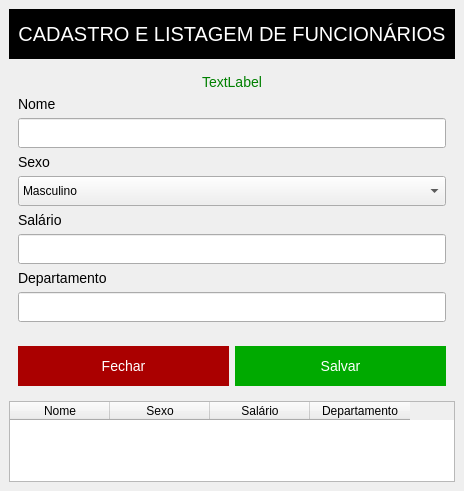
The window that main.ui (oseniasjunior/vendas_pyqt5) describes before a commit, drawn with Qt 5.
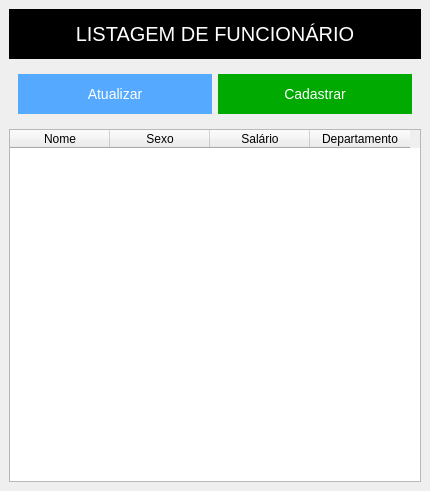
The same window after the commit.

Commit message: Tela com dialog

Patch:
```diff
--- a/main.ui
+++ b/main.ui
@@ -27,14 +27,14 @@
 	font-size: 14px;
 }
 
-QPushButton#btn_salvar {	
+QPushButton#btn_cadastrar {	
 	background-color: rgb(0, 170, 0);
 	color: rgb(255, 255, 255);
     border: none;
 }
 
-QPushButton#btn_fechar {	
-	background-color: rgb(170, 0, 0);
+QPushButton#btn_pesquisar {	
+	background-color: rgb(85, 170, 255);
 	color: rgb(255, 255, 255);
     border: none;
 }
@@ -60,7 +60,7 @@
        <item>
         <widget class="QLabel" name="lbl_titulo">
          <property name="text">
-          <string>CADASTRO E LISTAGEM DE FUNCIONÁRIOS</string>
+          <string>LISTAGEM DE FUNCIONÁRIO</string>
          </property>
          <property name="alignment">
           <set>Qt::AlignCenter</set>
@@ -70,132 +70,11 @@
       </layout>
      </widget>
     </item>
-    <item>
-     <widget class="QWidget" name="componentes" native="true">
-      <layout class="QVBoxLayout" name="verticalLayout_2">
-       <item>
-        <widget class="QLabel" name="lbl_mensagem">
-         <property name="styleSheet">
-          <string notr="true">color: green;</string>
-         </property>
-         <property name="text">
-          <string>TextLabel</string>
-         </property>
-         <property name="alignment">
-          <set>Qt::AlignCenter</set>
-         </property>
-        </widget>
-       </item>
-       <item>
-        <widget class="QLabel" name="label">
-         <property name="text">
-          <string>Nome</string>
-         </property>
-        </widget>
-       </item>
-       <item>
-        <widget class="QLineEdit" name="edt_nome">
-         <property name="minimumSize">
-          <size>
-           <width>0</width>
-           <height>30</height>
-          </size>
-         </property>
-         <property name="maximumSize">
-          <size>
-           <width>16777215</width>
-           <height>30</height>
-          </size>
-         </property>
-        </widget>
-       </item>
-       <item>
-        <widget class="QLabel" name="label_4">
-         <property name="text">
-          <string>Sexo</string>
-         </property>
-        </widget>
-       </item>
-       <item>
-        <widget class="QComboBox" name="cmb_sexo">
-         <property name="minimumSize">
-          <size>
-           <width>0</width>
-           <height>30</height>
-          </size>
-         </property>
-         <property name="maximumSize">
-          <size>
-           <width>16777215</width>
-           <height>30</height>
-          </size>
-         </property>
-         <item>
-          <property name="text">
-           <string>Masculino</string>
-          </property>
-         </item>
-         <item>
-          <property name="text">
-           <string>Feminino</string>
-          </property>
-         </item>
-        </widget>
-       </item>
-       <item>
-        <widget class="QLabel" name="label_2">
-         <property name="text">
-          <string>Salário</string>
-         </property>
-        </widget>
-       </item>
-       <item>
-        <widget class="QLineEdit" name="edt_salario">
-         <property name="minimumSize">
-          <size>
-           <width>0</width>
-           <height>30</height>
-          </size>
-         </property>
-         <property name="maximumSize">
-          <size>
-           <width>16777215</width>
-           <height>30</height>
-          </size>
-         </property>
-        </widget>
-       </item>
-       <item>
-        <widget class="QLabel" name="label_3">
-         <property name="text">
-          <string>Departamento</string>
-         </property>
-        </widget>
-       </item>
-       <item>
-        <widget class="QLineEdit" name="edt_departamento">
-         <property name="minimumSize">
-          <size>
-           <width>0</width>
-           <height>30</height>
-          </size>
-         </property>
-         <property name="maximumSize">
-          <size>
-           <width>16777215</width>
-           <height>30</height>
-          </size>
-         </property>
-        </widget>
-       </item>
-      </layout>
-     </widget>
-    </item>
     <item>
      <widget class="QWidget" name="botoes" native="true">
-      <layout class="QHBoxLayout" name="horizontalLayout_2">
+      <layout class="QHBoxLayout" name="horizontalLayout">
        <item>
-        <widget class="QPushButton" name="btn_fechar">
+        <widget class="QPushButton" name="btn_pesquisar">
          <property name="minimumSize">
           <size>
            <width>0</width>
@@ -209,12 +88,12 @@
           </size>
          </property>
          <property name="text">
-          <string>Fechar</string>
+          <string>Atualizar</string>
          </property>
         </widget>
        </item>
        <item>
-        <widget class="QPushButton" name="btn_salvar">
+        <widget class="QPushButton" name="btn_cadastrar">
          <property name="minimumSize">
           <size>
            <width>0</width>
@@ -228,7 +107,7 @@
           </size>
          </property>
          <property name="text">
-          <string>Salvar</string>
+          <string>Cadastrar</string>
          </property>
         </widget>
        </item>
```
The commit also changes 6 other files.
